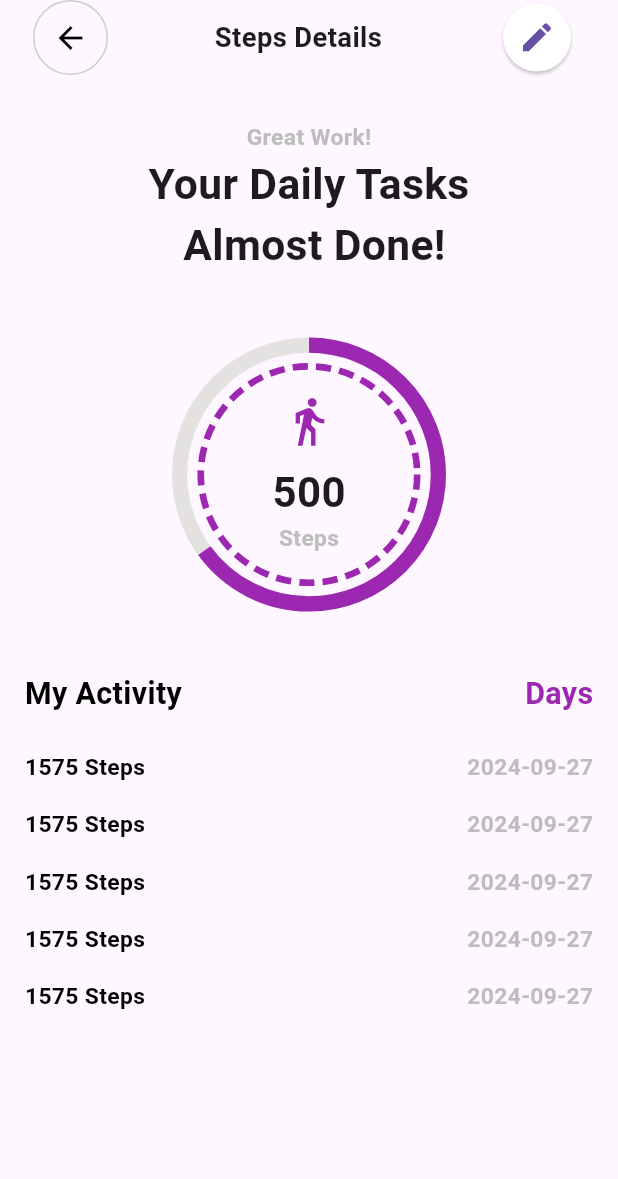
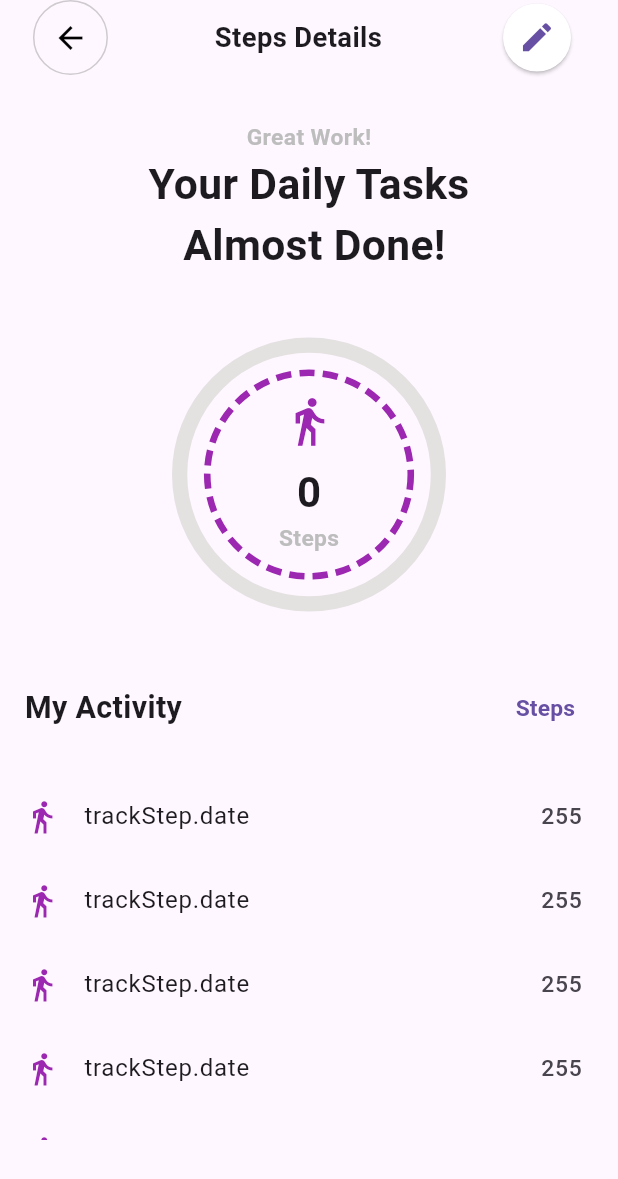
Before and after one commit to youssefalaa10/PureFit, a Flutter app: the screen it shows after launch, on a phone screen of 412 x 824 dp. Shown: the top 1179 px of the screen. Run offline on Flutter 3.47's test engine with Material 3 defaults, Android fonts, the phone set to English and light mode, and no system bars; drawn by our look-alikes of dotted_border, percent_indicator; our stand-ins replace bloc, flutter_bloc, flutter_screenutil, get_it, pedometer, permission_handler and 2 more; accounts and stored records are empty.

Commit message:
feat: :bug: TrackStepsImplemention

```diff
--- /dev/null
+++ b/devtools_options.yaml
@@ -0,0 +1,3 @@
+description: This file stores settings for Dart & Flutter DevTools.
+documentation: https://docs.flutter.dev/tools/devtools/extensions#configure-extension-enablement-states
+extensions:
--- a/lib/Core/Routing/App_Router.dart
+++ b/lib/Core/Routing/App_Router.dart
@@ -1,6 +1,9 @@
+import 'package:fitpro/Core/DI/dependency.dart';
 import 'package:fitpro/Core/Shared/Routes.dart';
 import 'package:fitpro/Features/Home/home_screen.dart';
+import 'package:fitpro/Features/TrackSteps/Logic/cubit/track_step_cubit.dart';
 import 'package:flutter/material.dart';
+import 'package:flutter_bloc/flutter_bloc.dart';
 
 import '../../Features/TrackSteps/Ui/track_steps_screen.dart';
 import '../../Features/UserInfo/UI/user_age_screen.dart';
@@ -11,12 +14,20 @@ class AppRouter {
     switch (settings.name) {
       case Routes.homeScreen:
         return MaterialPageRoute(builder: (_) => const HomeScreen());
+
       case Routes.trackStepsScreen:
-        return MaterialPageRoute(builder: (_) => const TrackStepsScreen());
+        return MaterialPageRoute(
+            builder: (_) => BlocProvider(
+                  create: (context) => getIT<TrackStepCubit>(),
+                  child: const TrackStepsScreen(),
+                ));
+
       case Routes.userGenderScreen:
         return MaterialPageRoute(builder: (_) => const UserGenderScreen());
+
       case Routes.userAgeScreen:
         return MaterialPageRoute(builder: (_) => const UserAgeScreen());
+
       default:
         return MaterialPageRoute(
             builder: (_) => const Scaffold(
--- a/lib/Features/TrackSteps/Data/Repository/track_steps_repo.dart
+++ b/lib/Features/TrackSteps/Data/Repository/track_steps_repo.dart
@@ -1,4 +1,5 @@
 import 'package:fitpro/Core/LocalDB/track_steps_db.dart';
+import 'package:fitpro/Features/TrackSteps/Data/Model/track_steps_model.dart';
 
 class Trackstepsrepo {
   final TrackStepsDB _trackStepsDB;
@@ -6,11 +7,15 @@ class Trackstepsrepo {
   Trackstepsrepo({required TrackStepsDB trackStepsDB})
       : _trackStepsDB = trackStepsDB;
 
+  setinitDb() {
+    _trackStepsDB.initDb();
+  }
+
   readHistorySteps() async {
     return await _trackStepsDB.readHistoryTracks();
   }
 
-  readStepsByDate(String date) async {
+  Future<TrackStepsModel?> readStepsByDate(String date) async {
     return await _trackStepsDB.readTrackByDate(date);
   }
 
--- /dev/null
+++ b/lib/Features/TrackSteps/Logic/cubit/track_step_cubit.dart
@@ -0,0 +1,73 @@
+import 'package:bloc/bloc.dart';
+import 'package:fitpro/Features/TrackSteps/Data/Model/track_steps_model.dart';
+import 'package:fitpro/Features/TrackSteps/Data/Repository/track_steps_repo.dart';
+
+part 'track_step_state.dart';
+
+class TrackStepCubit extends Cubit<TrackStepState> {
+  Trackstepsrepo trackstepsrepo;
+  TrackStepCubit(this.trackstepsrepo)
+      : super(TrackStepInitial());
+
+  void initDb() {
+    trackstepsrepo.setinitDb();
+
+    emit(TrackStepInitial());
+  }
+
+  readStepsByDate(String date) async {
+    emit(GetTrackStepLoading());
+    try {
+      final response = await trackstepsrepo.readStepsByDate(date);
+      emit(GetTrackStepSucessByDate(trackSteps: response));
+
+      return response!.steps;
+    } catch (e) {
+      emit(GetTrackStepErrorByDate(message: e.toString()));
+    }
+  }
+
+  readHistorySteps() async {
+    emit(GetTrackStepLoadingByDate());
+    try {
+      final response = await trackstepsrepo.readHistorySteps();
+      emit(GetTrackStepSucess(trackSteps: response));
+      return response;
+    } catch (e) {
+      emit(GetTrackStepError(message: e.toString()));
+    }
+  }
+
+  Future<void> upsertSteps(int steps, String date) async {
+    emit(InsertTrackStepLoading());
+    try {
+      await trackstepsrepo.upsertSteps(steps, date);
+      emit(InsertTrackStepSucess());
+    } catch (e) {
+      emit(InsertTrackStepError(message: e.toString()));
+    }
+  }
+
+  getLastRecordedDate() async {
+    emit(GetLastRecordLoading());
+    try {
+      final response = await trackstepsrepo.getLastRecordedDate();
+      emit(GetLastRecordSucess(lastRecordedSteps: response));
+      return response;
+    } catch (e) {
+      emit(GetLastRecordError(message: e.toString()));
+    }
+  }
+
+  Future<void> saveLastRecordedDate(String date) async {
+    emit(InsertLastRecordLoading());
+    try {
+      await trackstepsrepo.saveLastRecordedDate(date);
+      emit(InsertLastRecordSuccess());
+    } catch (e) {
+      emit(InsertTrackStepError(message: e.toString()));
+    }
+  }
+
+
+}
--- /dev/null
+++ b/lib/Features/TrackSteps/Logic/cubit/track_step_state.dart
@@ -0,0 +1,75 @@
+part of 'track_step_cubit.dart';
+
+sealed class TrackStepState {}
+
+// Insert Track steps
+final class TrackStepInitial extends TrackStepState {}
+
+final class InsertTrackStepLoading extends TrackStepState {}
+
+final class InsertTrackStepSucess extends TrackStepState {}
+
+final class InsertTrackStepError extends TrackStepState {
+  final String message;
+
+  InsertTrackStepError({required this.message});
+}
+
+// Get track steps
+final class GetTrackStepSucess extends TrackStepState {
+  final List<TrackStepsModel> trackSteps;
+
+  GetTrackStepSucess({required this.trackSteps});
+}
+
+final class GetTrackStepError extends TrackStepState {
+  final String message;
+
+  GetTrackStepError({required this.message});
+}
+
+final class GetTrackStepLoading extends TrackStepState {}
+
+// Get Track Step by Date
+
+final class GetTrackStepLoadingByDate extends TrackStepState {
+  GetTrackStepLoadingByDate();
+}
+
+final class GetTrackStepSucessByDate extends TrackStepState {
+  final TrackStepsModel? trackSteps;
+
+  GetTrackStepSucessByDate({required this.trackSteps});
+}
+
+final class GetTrackStepErrorByDate extends TrackStepState {
+  final String message;
+
+  GetTrackStepErrorByDate({required this.message});
+}
+
+//Get Last Record
+final class GetLastRecordLoading extends TrackStepState {}
+
+final class GetLastRecordSucess extends TrackStepState {
+  final String lastRecordedSteps;
+
+  GetLastRecordSucess({required this.lastRecordedSteps});
+}
+
+final class GetLastRecordError extends TrackStepState {
+  final String message;
+
+  GetLastRecordError({required this.message});
+}
+
+//Inser Last Record
+final class InsertLastRecordLoading extends TrackStepState {}
+
+final class InsertLastRecordSuccess extends TrackStepState {}
+
+final class InsertLastRecordError extends TrackStepState {
+  final String message;
+
+  InsertLastRecordError({required this.message});
+}
--- a/lib/Features/TrackSteps/Ui/track_steps_screen.dart
+++ b/lib/Features/TrackSteps/Ui/track_steps_screen.dart
@@ -1,30 +1,155 @@
+import 'dart:math';
 import 'package:dotted_border/dotted_border.dart';
 import 'package:fitpro/Core/Component/custom_sizedbox.dart';
+import 'package:fitpro/Core/Component/custom_snackbar.dart';
 import 'package:fitpro/Core/Shared/app_colors.dart';
+import 'package:fitpro/Features/TrackSteps/Data/Model/track_steps_model.dart';
+import 'package:fitpro/Features/TrackSteps/Logic/cubit/track_step_cubit.dart';
 import 'package:flutter/material.dart';
+import 'package:flutter/scheduler.dart';
+import 'package:flutter_bloc/flutter_bloc.dart';
 import 'package:flutter_screenutil/flutter_screenutil.dart';
+import 'package:pedometer/pedometer.dart';
 import 'package:percent_indicator/circular_percent_indicator.dart';
+import 'package:permission_handler/permission_handler.dart';
+import 'package:shared_preferences/shared_preferences.dart';
 
-class TrackStepsScreen extends StatelessWidget {
+class TrackStepsScreen extends StatefulWidget {
   const TrackStepsScreen({super.key});
+
+  @override
+  State<TrackStepsScreen> createState() => _TrackStepsScreenState();
+}
+
+class _TrackStepsScreenState extends State<TrackStepsScreen> {
+  Stream<StepCount>? _stepCountStream;
+  int _fullStepsOfToday = 0;
+  String? _lastRecordedDate;
+  int? _savedSteps = 0;
+  int _initialSteps = 0;
+
+  @override
+  void initState() {
+    super.initState();
+    _loadData().then((_) {
+      _initializePedometer();
+    });
+  }
+
+  Future<void> _loadData() async {
+    _getHistoryTracks(); // true
+
+    final String todayDate = _getFormattedDate(DateTime.now());
+
+    // Load today's track and last recorded date
+    _savedSteps =
+        await context.read<TrackStepCubit>().readStepsByDate(todayDate);
+
+    if (mounted) {
+      _lastRecordedDate =
+          await context.read<TrackStepCubit>().getLastRecordedDate();
+    }
+
+    // Update the UI with today's steps
+    if (mounted) {
+      setState(() {
+        _fullStepsOfToday = _savedSteps ?? 0;
+      });
+    }
+  }
+
+  Future<void> _resetForNewDay(String todayDate) async {
+    _savedSteps = 0;
+    _initialSteps = 0;
+    _lastRecordedDate = todayDate;
+    await context.read<TrackStepCubit>().saveLastRecordedDate(todayDate);
+  }
+
+  Future<void> _onStepCount(StepCount event) async {
+    String todayDate = _getFormattedDate(DateTime.now());
+    final prefs = await SharedPreferences.getInstance();
+
+    // Load previously saved initial steps and saved steps
+    bool isFirstLaunch = prefs.getBool('isFirstLaunch') ?? true;
+    _savedSteps = prefs.getInt('savedSteps') ?? 0;
+    _initialSteps = prefs.getInt('initialSteps') ?? event.steps;
+
+    // If this is the first launch, initialize saved steps and initial steps
+    if (isFirstLaunch) {
+      _savedSteps = 0;
+      _initialSteps =
+          event.steps; // Save the current step count as the baseline
+      await prefs.setInt('initialSteps', _initialSteps);
+      await prefs.setInt('savedSteps', _savedSteps!);
+      await prefs.setBool('isFirstLaunch', false);
+      if (mounted) {
+        await context
+            .read<TrackStepCubit>()
+            .upsertSteps(_savedSteps!, todayDate);
+      }
+    }
+
+    // If a new day has started, reset steps for the new day
+    if (_lastRecordedDate != todayDate) {
+      await _resetForNewDay(todayDate);
+      _initialSteps = event.steps; // Set the new initial steps for today
+      await prefs.setInt('initialSteps', _initialSteps);
+      _savedSteps = 0; // Reset saved steps for the new day
+      await prefs.setInt('savedSteps', _savedSteps!);
+    }
+
+    // Calculate today's steps by subtracting the initial steps and adding saved steps
+    int todaySteps = event.steps - _initialSteps + _savedSteps!;
+    todaySteps = todaySteps < 0 ? 0 : todaySteps; // Ensure no negative steps
+
+    // Persist today's step count
+    if (mounted) {
+      await context.read<TrackStepCubit>().upsertSteps(todaySteps, todayDate);
+    }
+
+    // Update the UI
+    setState(() {
+      _fullStepsOfToday = todaySteps;
+    });
+  }
+
+  Future<void> _getHistoryTracks() async {
+    await context.read<TrackStepCubit>().readHistorySteps();
+  }
+
+  String _getFormattedDate(DateTime date) {
+    return date.toIso8601String().split('T').first;
+  }
+
+  Future<void> _initializePedometer() async {
+    if (await Permission.activityRecognition.request().isGranted) {
+      _stepCountStream = Pedometer.stepCountStream;
+      _stepCountStream?.listen(_onStepCount).onError(_onStepCountError);
+    } else {
+      print("Permission not granted");
+    }
+  }
+
+  void _onStepCountError(error) {
+    SchedulerBinding.instance.addPostFrameCallback((_) {
+      CustomSnackbar.showSnackbar(context, error.toString());
+    });
+  }
 
   @override
   Widget build(BuildContext context) {
     return Scaffold(
       body: SafeArea(
-        child: SingleChildScrollView(
-          // Use SingleChildScrollView
         child: Column(
           children: [
             _buildHeaderSection(),
             const CustomSizedbox(height: 30),
             _buildWelcomeMessage(),
             const CustomSizedbox(height: 30),
-              _buildPercentIndecator(),
+            _buildPercentIndicator(),
             const CustomSizedbox(height: 30),
-              _buildMyActivity()
+            _buildTrackStepsBloc(),
           ],
-          ),
         ),
       ),
     );
@@ -36,22 +161,31 @@ class TrackStepsScreen extends StatelessWidget {
       child: Row(
         mainAxisAlignment: MainAxisAlignment.spaceBetween,
         children: [
-          // Back button
-          Container(
+          _buildBackButton(),
+          _buildHeaderTitle(),
+          _buildEditButton(),
+        ],
+      ),
+    );
+  }
+
+  Widget _buildBackButton() {
+    return Container(
       decoration: BoxDecoration(
-              border:
-                  Border.all(color: ColorManager.greyColor.withOpacity(0.5)),
+        border: Border.all(color: ColorManager.greyColor.withOpacity(0.5)),
         borderRadius: BorderRadius.circular(50),
       ),
       child: IconButton(
         icon: const Icon(Icons.arrow_back, color: Colors.black),
         onPressed: () {
-                // Handle back button action
+          Navigator.pop(context);
         },
       ),
-          ),
-          // Progress indicator
-          Expanded(
+    );
+  }
+
+  Widget _buildHeaderTitle() {
+    return Expanded(
       child: Padding(
         padding: EdgeInsets.symmetric(horizontal: 30.w),
         child: Text(
@@ -60,22 +194,18 @@ class TrackStepsScreen extends StatelessWidget {
           style: TextStyle(fontSize: 18.sp, fontWeight: FontWeight.bold),
         ),
       ),
-          ),
-          // Step indicator
-          ElevatedButton(
+    );
+  }
+
+  Widget _buildEditButton() {
+    return ElevatedButton(
       style: ElevatedButton.styleFrom(
         shape: const CircleBorder(),
         backgroundColor: ColorManager.whiteColor,
         padding: EdgeInsets.all(10.r),
       ),
       onPressed: () {},
-            child: const Icon(
-              Icons.edit,
-              size: 25,
-            ),
-          ),
-        ],
-      ),
+      child: const Icon(Icons.edit, size: 25),
     );
   }
 
@@ -96,60 +226,44 @@ class TrackStepsScreen extends StatelessWidget {
     );
   }
 
-  Widget _buildPercentIndecator() {
+  Widget _buildPercentIndicator() {
     return Row(
       mainAxisAlignment: MainAxisAlignment.center,
       children: [
         Stack(
-          alignment: AlignmentDirectional
-              .center, // Center the Column inside the circle
+          alignment: AlignmentDirectional.center,
           children: [
             CircularPercentIndicator(
               lineWidth: 10.r,
               backgroundColor: const Color.fromARGB(255, 228, 225, 225),
               progressColor: ColorManager.primaryColor,
               radius: 90.r,
-              percent: 650 / 1000,
+              percent: min(
+                  _fullStepsOfToday / 1000, 1.0), // Updated with real step data
             ),
             DottedBorder(
-              color: ColorManager.primaryColor, // Stroke color
-              strokeWidth: 4.w, // Stroke width
-              borderType: BorderType.Circle, // Make the border circular
-              dashPattern: [
-                10.h,
-                5.w
-              ], // Custom dash pattern: [line length, space length]
+              color: ColorManager.primaryColor,
+              strokeWidth: 4.w,
+              borderType: BorderType.Circle,
+              dashPattern: [10.h, 5.w],
               child: Container(
                 margin: EdgeInsets.all(15.r),
                 padding: EdgeInsets.all(30.r),
-                decoration: const BoxDecoration(
-                  shape: BoxShape.circle,
-                  // Fill color inside the circle
-                ),
+                decoration: const BoxDecoration(shape: BoxShape.circle),
                 child: Column(
                   mainAxisAlignment: MainAxisAlignment.center,
                   children: [
-                    Icon(
-                      color: ColorManager.primaryColor,
-                      Icons.directions_walk,
-                      size: 35
-                          .sp, // Adjust the size of the icon to fit nicely inside the circle
-                    ),
-                    const CustomSizedbox(
-                      height: 10,
-                    ), // Space between icon and text
-                    const Text(
-                      "500",
-                      style:
-                          TextStyle(fontSize: 28, fontWeight: FontWeight.bold),
-                    ),
-                    Text(
-                      "Steps",
+                    Icon(Icons.directions_walk,
+                        color: ColorManager.primaryColor, size: 35.sp),
+                    const CustomSizedbox(height: 10),
+                    Text("$_fullStepsOfToday",
+                        style: const TextStyle(
+                            fontSize: 28, fontWeight: FontWeight.bold)),
+                    Text("Steps",
                         style: TextStyle(
                             fontSize: 15.sp,
                             color: ColorManager.lightGreyColor,
-                          fontWeight: FontWeight.bold),
-                    ),
+                            fontWeight: FontWeight.bold)),
                   ],
                 ),
               ),
@@ -160,7 +274,32 @@ class TrackStepsScreen extends StatelessWidget {
     );
   }
 
-  Widget _buildMyActivity() {
+  Widget _buildTrackStepsBloc() {
+    return BlocBuilder<TrackStepCubit, TrackStepState>(
+      buildWhen: (previous, current) =>
+          current is GetTrackStepSucess ||
+          current is GetTrackStepLoading ||
+          current is GetTrackStepError,
+      builder: (context, state) {
+        if (state is GetTrackStepSucess) {
+          if (state.trackSteps.isEmpty) {
+            return _buildMyActivity([]);
+          } else {
+            return _buildMyActivity(state.trackSteps);
+          }
+        } else if (state is GetTrackStepLoading) {
+          return const Center(child: CircularProgressIndicator());
+        } else if (state is GetTrackStepError) {
+          SchedulerBinding.instance.addPostFrameCallback((_) {
+            CustomSnackbar.showSnackbar(context, state.message);
+          });
+        }
+        return const SizedBox.shrink();
+      },
+    );
+  }
+
+  Widget _buildMyActivity(List<TrackStepsModel> historyTracking) {
     return SizedBox(
       width: double.infinity,
       child: Column(
@@ -170,55 +309,31 @@ class TrackStepsScreen extends StatelessWidget {
             child: Row(
               mainAxisAlignment: MainAxisAlignment.spaceBetween,
               children: [
-                Text(
-                  "My Activity",
+                Text("My Activity",
                     style: TextStyle(
-                    fontSize: 20.sp,
-                    fontWeight: FontWeight.bold,
-                    color: ColorManager.blackColor,
-                  ),
-                ),
-                Text(
-                  "Days",
+                        fontSize: 20.sp, fontWeight: FontWeight.bold)),
+                TextButton(
+                    onPressed: () {},
+                    child: Text("Steps",
                         style: TextStyle(
-                    fontSize: 20.sp,
-                    fontWeight: FontWeight.bold,
-                    color: ColorManager.primaryColor,
-                  ),
-                ),
+                            fontSize: 15.sp, fontWeight: FontWeight.bold))),
               ],
             ),
           ),
-          const CustomSizedbox(height: 15),
-          // Using a Container with a fixed height or a height constraint
+          const CustomSizedbox(height: 20),
           SizedBox(
-            height: 300.h, // Set a fixed height or adjust as needed
+            height: 240.h,
             child: ListView.builder(
-              itemCount: 5,
+              shrinkWrap: true,
+              itemCount: 20,
               itemBuilder: (context, index) {
-                return Padding(
-                  padding:
-                      EdgeInsets.symmetric(horizontal: 15.w, vertical: 8.h),
-                  child: Row(
-                    mainAxisAlignment: MainAxisAlignment.spaceBetween,
-                    children: [
-                      Text(
-                        "1575 Steps",
-                        style: TextStyle(
-                          fontSize: 15.sp,
-                          fontWeight: FontWeight.bold,
-                          color: ColorManager.blackColor,
-                        ),
-                      ),
-                      Text(
-                        "2024-09-27",
-                        style: TextStyle(
-                          fontSize: 15.sp,
-                          fontWeight: FontWeight.bold,
-                          color: ColorManager.lightGreyColor,
-                        ),
-                      ),
-                    ],
+                return ListTile(
+                  leading: Icon(Icons.directions_walk,
+                      color: ColorManager.primaryColor),
+                  title: const Text("trackStep.date"),
+                  trailing: Text(
+                    " 255",
+                    style: TextStyle(fontSize: 15.sp),
                   ),
                 );
               },
--- a/lib/main.dart
+++ b/lib/main.dart
@@ -1,7 +1,10 @@
+import 'package:fitpro/Core/DI/dependency.dart';
 import 'package:fitpro/Core/Routing/app_router.dart';
 import 'package:fitpro/fitpro_app.dart';
 import 'package:flutter/material.dart';
 
-void main() {
+void main() async {
+  WidgetsFlutterBinding.ensureInitialized();
+  setUpGit();
   runApp(FitproApp(appRouter: AppRouter()));
 }
--- a/pubspec.yaml
+++ b/pubspec.yaml
@@ -28,13 +28,18 @@ environment:
 # the latest version available on pub.dev. To see which dependencies have newer
 # versions available, run `flutter pub outdated`.
 dependencies:
+  bloc: ^8.1.4
   cupertino_icons: ^1.0.8
   dotted_border: ^2.1.0
   flutter:
     sdk: flutter
+  flutter_bloc: ^8.1.6
   flutter_screenutil: ^5.9.3
+  get_it: ^8.0.0
   path: ^1.9.0
+  pedometer: ^4.0.2
   percent_indicator: ^4.2.3
+  permission_handler: ^11.3.1
   shared_preferences: ^2.3.2
   sqflite: ^2.3.3+1
 
```
Also changed, not shown: lib/Core/DI/dependency.dart (added, +15 -0 lines), lib/Core/LocalDB/SharedPref/trackstep_sharedpref.dart (added, +49 -0 lines), pubspec.lock, 1 other file. Lines whose indentation alone changed are shown as unchanged.
